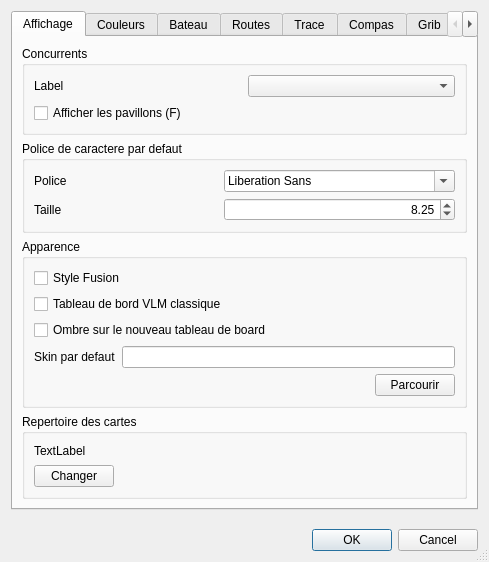
First picture: the form in src/Ui/paramVLM.ui, repository nohal/qtVlm, before the edit.
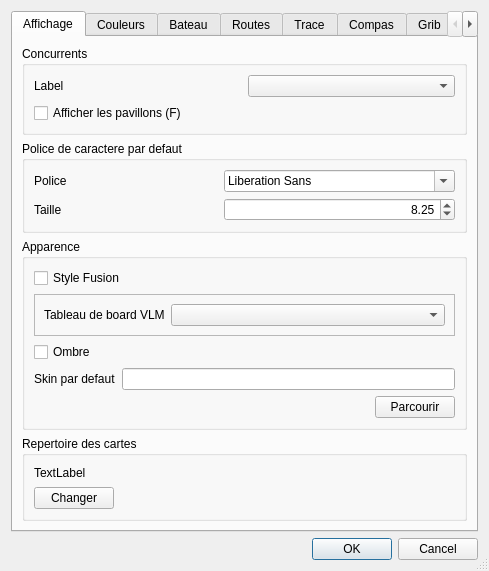
Second picture: the form after the edit. Icons and pictures are not drawn.

Commit message: NewBoardVlm as a plugin, functional.

What changed in the file:
```diff
--- a/src/Ui/paramVLM.ui
+++ b/src/Ui/paramVLM.ui
@@ -134,19 +134,38 @@
            </widget>
           </item>
           <item>
-           <widget class="QCheckBox" name="classicalBoard">
-            <property name="toolTip">
-             <string>Redemarrage de qtVlm necessaire</string>
+           <widget class="QFrame" name="frame_2">
+            <property name="frameShape">
+             <enum>QFrame::StyledPanel</enum>
             </property>
-            <property name="text">
-             <string>Tableau de bord VLM classique</string>
+            <property name="frameShadow">
+             <enum>QFrame::Raised</enum>
             </property>
+            <layout class="QHBoxLayout" name="horizontalLayout_16">
+             <item>
+              <widget class="QLabel" name="label_25">
+               <property name="text">
+                <string>Tableau de board VLM</string>
+               </property>
+              </widget>
+             </item>
+             <item>
+              <widget class="QComboBox" name="comboBoard">
+               <property name="sizePolicy">
+                <sizepolicy hsizetype="MinimumExpanding" vsizetype="Fixed">
+                 <horstretch>0</horstretch>
+                 <verstretch>0</verstretch>
+                </sizepolicy>
+               </property>
+              </widget>
+             </item>
+            </layout>
            </widget>
           </item>
           <item>
            <widget class="QCheckBox" name="newBoardShadow">
             <property name="text">
-             <string>Ombre sur le nouveau tableau de board</string>
+             <string>Ombre</string>
             </property>
            </widget>
           </item>
```
Left out of the diff: 2 changed lines with no effect on the pictures. The commit also changes 32 other files.
